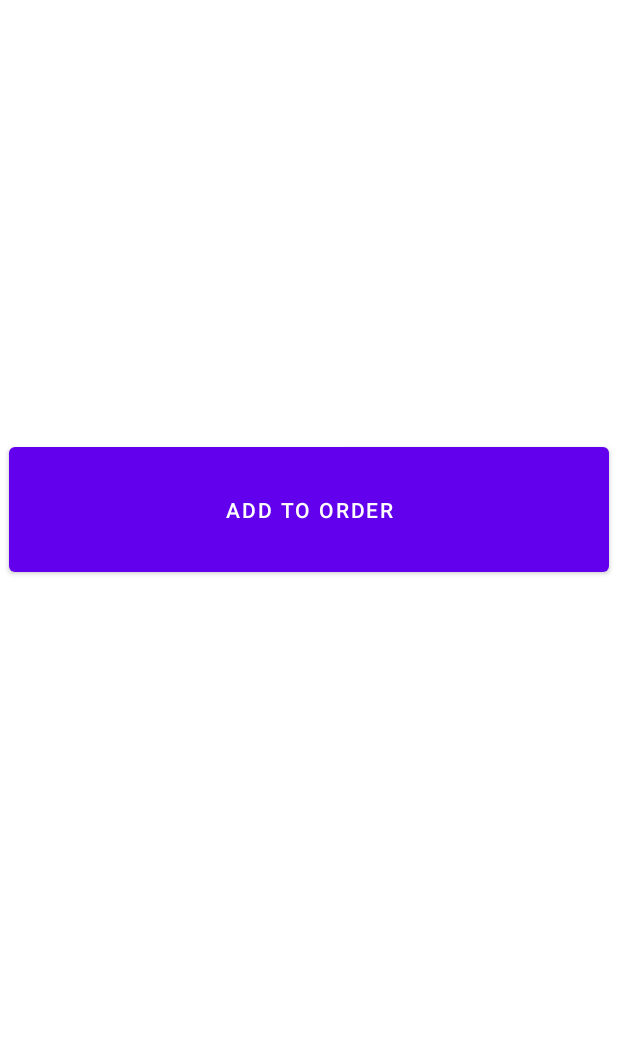
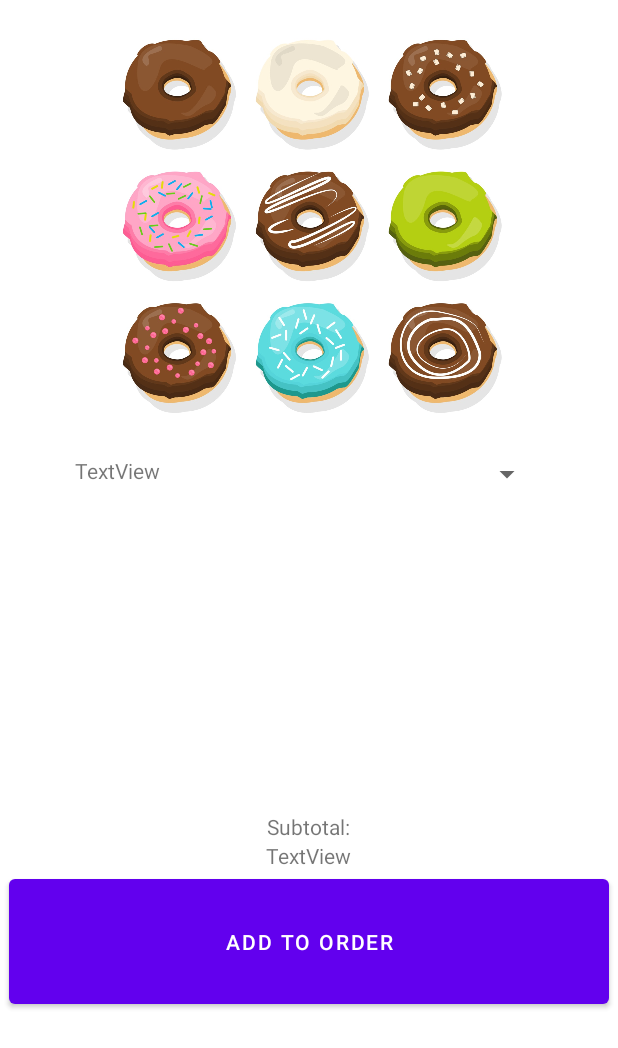
Before and after one commit to breazzzy/SoftwareMethodology_Project5, an Android app: the layout donut_selected.xml on its own in the app's theme, with its tools: preview values and no code run, on a phone screen of 412 x 824 dp. Shown: the top 1048 px of the screen. Run offline under Robolectric (Android 15) with nearby library versions, the phone set to English and light mode, and no system bars.

Commit message:
gui + navigation

```diff
--- a/app/src/main/java/com.group9.project5/BasketActivity.java
+++ /dev/null
@@ -1,4 +0,0 @@
-package com.group9.project5;
-
-public class BasketActivity {
-}
--- a/app/src/main/java/com.group9.project5/OrdersActivity.java
+++ /dev/null
@@ -1,4 +0,0 @@
-package com.group9.project5;
-
-public class OrdersActivity {
-}
--- a/app/src/main/java/com.group9.project5/DonutActivity.java
+++ b/app/src/main/java/com.group9.project5/activities/DonutActivity.java
@@ -1,10 +1,14 @@
-package com.group9.project5;
+package com.group9.project5.activities;
 
 import android.os.Bundle;
 
 import androidx.appcompat.app.AppCompatActivity;
 import androidx.recyclerview.widget.LinearLayoutManager;
 import androidx.recyclerview.widget.RecyclerView;
+
+import com.group9.project5.model.Donut;
+import com.group9.project5.model.DonutAdapter;
+import com.group9.project5.R;
 
 import java.util.ArrayList;
 
--- a/app/src/main/java/com.group9.project5/DonutSelectedActivity.java
+++ b/app/src/main/java/com.group9.project5/activities/DonutSelectedActivity.java
@@ -1,10 +1,12 @@
-package com.group9.project5;
+package com.group9.project5.activities;
 
 import android.content.Intent;
 import android.os.Bundle;
 import android.widget.Button;
 
 import androidx.appcompat.app.AppCompatActivity;
+
+import com.group9.project5.R;
 
 public class DonutSelectedActivity extends AppCompatActivity {
     private Button btn_DonutName;
@@ -15,6 +17,5 @@ public class DonutSelectedActivity extends AppCompatActivity {
         setContentView(R.layout.donut_selected);
         btn_DonutName = findViewById(R.id.addbtn);
         Intent intent = getIntent();
-        btn_DonutName.setText(intent.getStringExtra("DONUT"));
     }
 }
--- a/app/src/main/java/com.group9.project5/MainActivity.java
+++ b/app/src/main/java/com.group9.project5/activities/MainActivity.java
@@ -1,14 +1,13 @@
-package com.group9.project5;
+package com.group9.project5.activities;
 
 import android.content.Intent;
-import android.media.Image;
 import android.os.Bundle;
 import android.view.View;
 import android.widget.ImageButton;
 
 import androidx.appcompat.app.AppCompatActivity;
 
-import java.util.ArrayList;
+import com.group9.project5.R;
 
 public class MainActivity extends AppCompatActivity {
 
--- a/app/src/main/java/com.group9.project5/Donut.java
+++ b/app/src/main/java/com.group9.project5/model/Donut.java
@@ -1,13 +1,13 @@
-package com.group9.project5;
+package com.group9.project5.model;
 
 /**
  * Donut class for RecyclerView
  * @author William Barrese, Andy Nguyen
  */
-public class Donut {
+public class Donut{
     private String flavor;
     private int image;
-    private double unitPrice;
+    private double unitPrice = 1.79;
 
     public Donut(String flavor, int image, double unitPrice){
         this.flavor = flavor;
--- a/app/src/main/java/com.group9.project5/DonutAdapter.java
+++ b/app/src/main/java/com.group9.project5/model/DonutAdapter.java
@@ -1,4 +1,4 @@
-package com.group9.project5;
+package com.group9.project5.model;
 
 import android.app.AlertDialog;
 import android.content.Context;
@@ -16,7 +16,9 @@ import androidx.annotation.NonNull;
 import androidx.constraintlayout.widget.ConstraintLayout;
 import androidx.recyclerview.widget.RecyclerView;
 
-import java.lang.reflect.Array;
+import com.group9.project5.R;
+import com.group9.project5.activities.DonutSelectedActivity;
+
 import java.util.ArrayList;
 
 public class DonutAdapter  extends RecyclerView.Adapter<DonutAdapter.DonutHolder> {
--- /dev/null
+++ b/app/src/main/java/com.group9.project5/model/Order.java
@@ -0,0 +1,4 @@
+package com.group9.project5.model;
+
+public class Order {
+}
--- a/app/src/main/res/layout/donut_selected.xml
+++ b/app/src/main/res/layout/donut_selected.xml
@@ -4,16 +4,60 @@
     xmlns:tools="http://schemas.android.com/tools"
     android:layout_width="match_parent"
     android:layout_height="match_parent"
-    tools:context=".DonutSelectedActivity">
+    tools:context=".activities.DonutSelectedActivity">
 
-    <Button
-        android:id="@+id/addbtn"
-        android:layout_width="400dp"
-        android:layout_height="95dp"
-        android:layout_marginTop="292dp"
-        android:text="Add to Order"
-        app:layout_constraintEnd_toEndOf="parent"
-        app:layout_constraintHorizontal_bias="0.498"
-        app:layout_constraintStart_toStartOf="parent"
-        app:layout_constraintTop_toTopOf="parent" />
+    <LinearLayout
+        android:layout_width="match_parent"
+        android:layout_height="match_parent"
+        android:orientation="vertical">
+
+        <ImageView
+            android:id="@+id/imageView"
+            android:layout_width="match_parent"
+            android:layout_height="304dp"
+            app:srcCompat="@drawable/donuts9" />
+
+        <LinearLayout
+            android:layout_width="match_parent"
+            android:layout_height="237dp"
+            android:layout_marginHorizontal="50dp"
+            android:orientation="horizontal">
+
+            <TextView
+                android:id="@+id/donutname"
+                android:layout_width="wrap_content"
+                android:layout_height="wrap_content"
+                android:layout_weight="1"
+                android:text="TextView" />
+
+            <Spinner
+                android:id="@+id/spinner2"
+                android:layout_width="4dp"
+                android:layout_height="wrap_content"
+                android:layout_weight="1" />
+
+        </LinearLayout>
+
+        <TextView
+            android:id="@+id/subtotalLabel"
+            android:layout_width="wrap_content"
+            android:layout_height="wrap_content"
+            android:text="Subtotal:"
+            android:layout_gravity="center"/>
+
+        <TextView
+            android:id="@+id/donutSubtotal"
+            android:layout_width="wrap_content"
+            android:layout_height="wrap_content"
+            android:layout_gravity="center"
+            android:text="TextView" />
+
+        <Button
+            android:id="@+id/addbtn"
+            android:layout_width="400dp"
+            android:layout_height="95dp"
+            android:text="Add to Order"
+            android:layout_gravity="center"/>
+    </LinearLayout>
+
 </androidx.constraintlayout.widget.ConstraintLayout>
--- a/app/src/main/res/layout/donut_view.xml
+++ b/app/src/main/res/layout/donut_view.xml
@@ -4,7 +4,7 @@
     android:layout_width="match_parent"
     android:layout_height="match_parent"
     xmlns:tools="http://schemas.android.com/tools"
-    tools:context=".DonutActivity">
+    tools:context=".activities.DonutActivity">
 
     <LinearLayout
         android:layout_width="match_parent"
@@ -22,7 +22,7 @@
             android:textSize="70px"/>
 
         <ImageView
-            android:id="@+id/imageView"
+            android:id="@+id/donutImage"
             android:layout_width="203dp"
             android:layout_height="176dp"
             app:srcCompat="@drawable/donuts9" />
--- a/app/src/main/res/layout/main_view.xml
+++ b/app/src/main/res/layout/main_view.xml
@@ -4,7 +4,7 @@
     xmlns:tools="http://schemas.android.com/tools"
     android:layout_width="match_parent"
     android:layout_height="match_parent"
-    tools:context=".MainActivity">
+    tools:context=".activities.MainActivity">
 
     <LinearLayout
         android:layout_width="match_parent"
--- a/app/src/main/res/layout/orders_view.xml
+++ b/app/src/main/res/layout/orders_view.xml
@@ -21,7 +21,7 @@
 
         <ListView
             android:layout_width="match_parent"
-            android:layout_height="match_parent" />
+            android:layout_height="502dp" />
 
     </LinearLayout>
 </androidx.constraintlayout.widget.ConstraintLayout>
```
Also changed, not shown: app/src/main/AndroidManifest.xml (+5 -5 lines), app/src/main/java/com.group9.project5/activities/BasketActivity.java (renamed from app/src/main/java/com.group9.project5/CoffeeActivity.java, +5 -3 lines), app/src/main/java/com.group9.project5/activities/CoffeeActivity.java (added, +15 -0 lines), app/src/main/java/com.group9.project5/activities/OrdersActivity.java (added, +16 -0 lines), app/src/main/java/com.group9.project5/model/Coffee.java (added, +53 -0 lines), app/src/main/java/com.group9.project5/model/MenuItem.java (added, +68 -0 lines).
